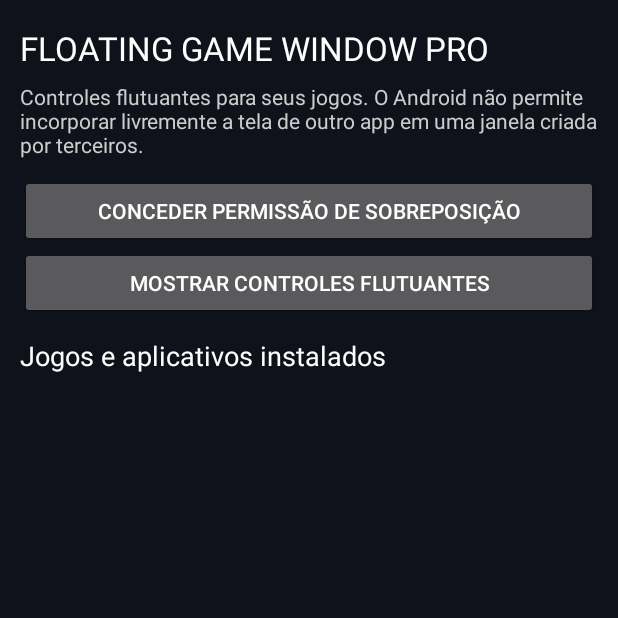
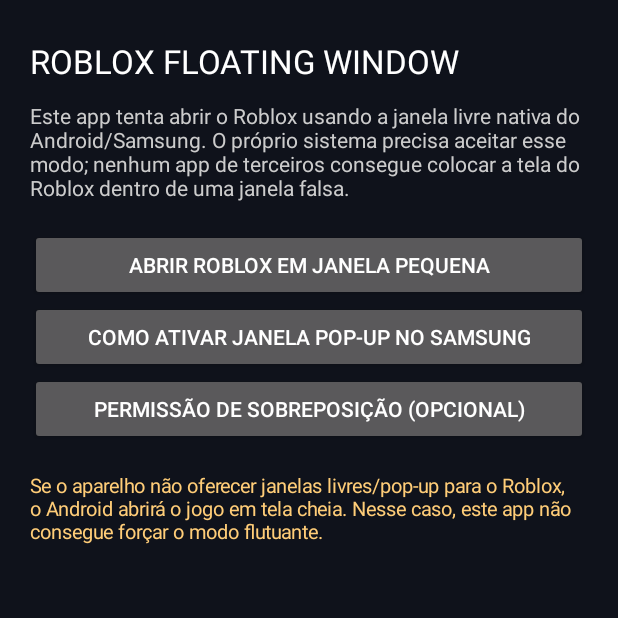
Before and after one commit to marcosandrielsilva3-lab/ultra-cloud-phone, an Android app: the screen it shows after launch (MainActivity), on a phone screen of 412 x 824 dp, the top half of it. Run offline under Robolectric (Android 15) with nearby library versions, the phone set to English and light mode, and no system bars.

Commit message:
Replace fake overlay with native Roblox freeform window launch attempt

```diff
--- a/floating-game-window-pro/app/src/main/java/com/floatinggamewindow/pro/MainActivity.kt
+++ b/floating-game-window-pro/app/src/main/java/com/floatinggamewindow/pro/MainActivity.kt
@@ -1,39 +1,94 @@
 package com.floatinggamewindow.pro
+
 import android.app.Activity
+import android.app.ActivityOptions
 import android.content.Intent
 import android.graphics.Color
+import android.graphics.Rect
 import android.net.Uri
+import android.os.Build
 import android.os.Bundle
 import android.provider.Settings
 import android.view.Gravity
 import android.view.ViewGroup
 import android.widget.*
+
 class MainActivity : Activity() {
- private lateinit var list: LinearLayout
- override fun onCreate(savedInstanceState: Bundle?) {
-  super.onCreate(savedInstanceState)
-  val root=LinearLayout(this).apply { orientation=LinearLayout.VERTICAL; setPadding(20,26,20,16); setBackgroundColor(Color.rgb(15,18,27)) }
-  root.addView(TextView(this).apply { text="FLOATING GAME WINDOW PRO"; textSize=22f; setTextColor(Color.WHITE) })
-  root.addView(TextView(this).apply { text="Controles flutuantes para seus jogos. O Android não permite incorporar livremente a tela de outro app em uma janela criada por terceiros."; textSize=14f; setTextColor(Color.LTGRAY); setPadding(0,12,0,16) })
-  root.addView(Button(this).apply { text="Conceder permissão de sobreposição"; setOnClickListener { if(!Settings.canDrawOverlays(this@MainActivity)) startActivity(Intent(Settings.ACTION_MANAGE_OVERLAY_PERMISSION,Uri.parse("package:$packageName"))) else Toast.makeText(this@MainActivity,"Permissão já concedida",Toast.LENGTH_SHORT).show() } })
-  root.addView(Button(this).apply { text="Mostrar controles flutuantes"; setOnClickListener { if(!Settings.canDrawOverlays(this@MainActivity)) Toast.makeText(this@MainActivity,"Ative primeiro a permissão",Toast.LENGTH_LONG).show() else { startService(Intent(this@MainActivity,FloatingControlsService::class.java)); moveTaskToBack(true) } } })
-  root.addView(TextView(this).apply { text="Jogos e aplicativos instalados"; textSize=18f; setTextColor(Color.WHITE); setPadding(0,18,0,8) })
-  list=LinearLayout(this).apply { orientation=LinearLayout.VERTICAL }
-  root.addView(list,LinearLayout.LayoutParams(ViewGroup.LayoutParams.MATCH_PARENT,0,1f))
-  setContentView(root); loadApps()
- }
- private fun loadApps() {
-  list.removeAllViews()
-  val i=Intent(Intent.ACTION_MAIN).addCategory(Intent.CATEGORY_LAUNCHER)
-  packageManager.queryIntentActivities(i,0).filter { it.activityInfo.packageName!=packageName }.sortedBy { it.loadLabel(packageManager).toString().lowercase() }.forEach { info ->
-   val row=LinearLayout(this).apply { gravity=Gravity.CENTER_VERTICAL }
-   row.addView(TextView(this).apply { text=info.loadLabel(packageManager).toString(); textSize=15f; setTextColor(Color.WHITE) },LinearLayout.LayoutParams(0,ViewGroup.LayoutParams.WRAP_CONTENT,1f))
-   row.addView(Button(this).apply { text="Abrir"; setOnClickListener {
-    val launch=packageManager.getLaunchIntentForPackage(info.activityInfo.packageName)
-    if(launch!=null) { launch.addFlags(Intent.FLAG_ACTIVITY_NEW_TASK); startActivity(launch); if(Settings.canDrawOverlays(this@MainActivity)) startService(Intent(this@MainActivity,FloatingControlsService::class.java)) }
-    else Toast.makeText(this@MainActivity,"Não foi possível iniciar",Toast.LENGTH_SHORT).show()
-   } })
-   list.addView(row)
-  }
- }
+    private fun dp(v: Int) = (v * resources.displayMetrics.density).toInt()
+
+    override fun onCreate(savedInstanceState: Bundle?) {
+        super.onCreate(savedInstanceState)
+        val root = LinearLayout(this).apply {
+            orientation = LinearLayout.VERTICAL
+            setPadding(dp(20), dp(26), dp(20), dp(18))
+            setBackgroundColor(Color.rgb(15, 18, 27))
+        }
+        root.addView(TextView(this).apply {
+            text = "ROBLOX FLOATING WINDOW"
+            textSize = 22f
+            setTextColor(Color.WHITE)
+        })
+        root.addView(TextView(this).apply {
+            text = "Este app tenta abrir o Roblox usando a janela livre nativa do Android/Samsung. O próprio sistema precisa aceitar esse modo; nenhum app de terceiros consegue colocar a tela do Roblox dentro de uma janela falsa."
+            textSize = 14f
+            setTextColor(Color.LTGRAY)
+            setPadding(0, dp(12), 0, dp(18))
+        })
+        root.addView(Button(this).apply {
+            text = "Abrir Roblox em janela pequena"
+            setOnClickListener { openRobloxWindow() }
+        })
+        root.addView(Button(this).apply {
+            text = "Como ativar janela pop-up no Samsung"
+            setOnClickListener { showSamsungHelp() }
+        })
+        root.addView(Button(this).apply {
+            text = "Permissão de sobreposição (opcional)"
+            setOnClickListener {
+                if (!Settings.canDrawOverlays(this@MainActivity)) {
+                    startActivity(Intent(Settings.ACTION_MANAGE_OVERLAY_PERMISSION, Uri.parse("package:$packageName")))
+                } else Toast.makeText(this@MainActivity, "Permissão já concedida", Toast.LENGTH_SHORT).show()
+            }
+        })
+        root.addView(TextView(this).apply {
+            text = "Se o aparelho não oferecer janelas livres/pop-up para o Roblox, o Android abrirá o jogo em tela cheia. Nesse caso, este app não consegue forçar o modo flutuante."
+            textSize = 13f
+            setTextColor(Color.rgb(255, 205, 120))
+            setPadding(0, dp(18), 0, 0)
+        })
+        setContentView(root)
+    }
+
+    private fun openRobloxWindow() {
+        val launch = packageManager.getLaunchIntentForPackage("com.roblox.client")
+        if (launch == null) {
+            Toast.makeText(this, "Roblox não está instalado. Instale pela Play Store primeiro.", Toast.LENGTH_LONG).show()
+            return
+        }
+        launch.addFlags(Intent.FLAG_ACTIVITY_NEW_TASK)
+        if (Build.VERSION.SDK_INT >= Build.VERSION_CODES.N) {
+            val dm = resources.displayMetrics
+            val width = (dm.widthPixels * 0.72f).toInt().coerceAtLeast(dp(260))
+            val height = (dm.heightPixels * 0.62f).toInt().coerceAtLeast(dp(360))
+            val left = (dm.widthPixels - width) / 2
+            val top = (dm.heightPixels - height) / 4
+            val options = ActivityOptions.makeBasic()
+            options.launchBounds = Rect(left, top, left + width, top + height)
+            try {
+                startActivity(launch, options.toBundle())
+            } catch (_: Exception) {
+                startActivity(launch)
+            }
+        } else {
+            startActivity(launch)
+        }
+    }
+
+    private fun showSamsungHelp() {
+        AlertDialog.Builder(this)
+            .setTitle("Janela pop-up no Samsung")
+            .setMessage("Se o Roblox abrir em tela cheia: abra a tela de Aplicativos recentes, toque no ícone do Roblox acima do cartão e procure 'Abrir na exibição pop-up' (se essa opção existir no seu modelo/versão). Depois você poderá mover e redimensionar a janela pelos controles do sistema. Alguns modelos Galaxy A03s/versões One UI Core não oferecem essa opção.")
+            .setPositiveButton("Entendi", null)
+            .show()
+    }
 }
```
